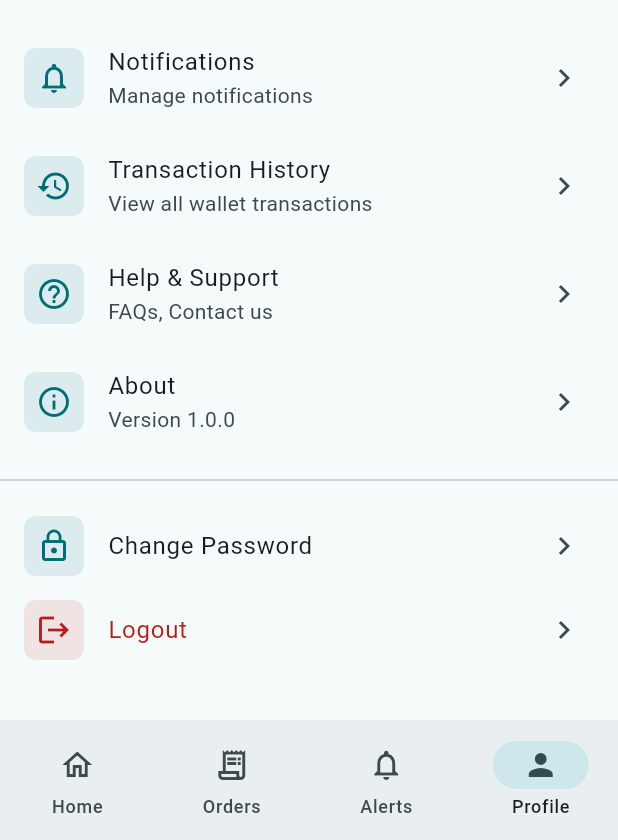
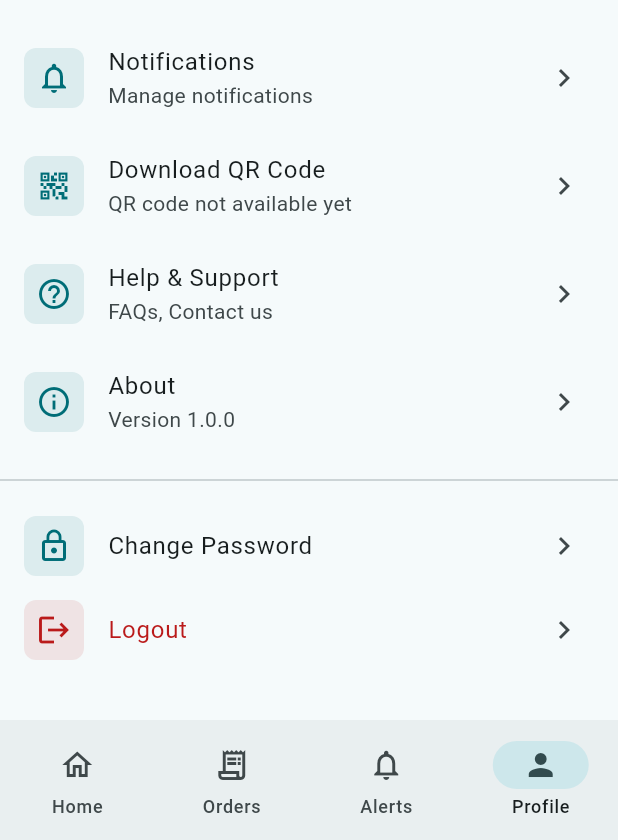
Before and after one commit to auryviainfotech/milkdelivery, a Flutter app: the ProfileScreen screen opened by its route, scrolled down 220 dp, on a phone screen of 412 x 824 dp, the part 396-1236 px from its top. Run offline on Flutter 3.47's test engine with Material 3 defaults, Android fonts, the phone set to English and light mode, and no system bars; our stand-ins replace cached_network_image, data_table_2, flutter_dotenv, flutter_riverpod, freezed_annotation, geocoding and 7 more; missing offline and left inert: dart:html, mobile_scanner; accounts and stored records are empty.

Commit message:
Add Download QR Code option directly in profile screen
Co-authored-by: Cursor <cursoragent@cursor.com>

```diff
--- a/apps/customer_app/lib/features/profile/screens/profile_screen.dart
+++ b/apps/customer_app/lib/features/profile/screens/profile_screen.dart
@@ -1,9 +1,12 @@
+import 'dart:io';
+import 'dart:ui' as ui;
 import 'package:flutter/material.dart';
 import 'package:flutter_riverpod/flutter_riverpod.dart';
 import 'package:go_router/go_router.dart';
 import 'package:supabase_flutter/supabase_flutter.dart';
 import 'package:geolocator/geolocator.dart';
 import 'package:geocoding/geocoding.dart';
+import 'package:path_provider/path_provider.dart';
 import '../../../shared/providers/auth_providers.dart';
 import 'package:milk_core/milk_core.dart';
 import 'package:qr_flutter/qr_flutter.dart';
@@ -17,6 +20,92 @@ class ProfileScreen extends ConsumerStatefulWidget {
 }
 
 class _ProfileScreenState extends ConsumerState<ProfileScreen> {
+  bool _isDownloadingQr = false;
+
+  Future<void> _downloadQrCode(String qrData, String? userName) async {
+    if (_isDownloadingQr) return;
+
+    setState(() => _isDownloadingQr = true);
+
+    try {
+      // Generate QR image
+      final qrValidationResult = QrValidator.validate(
+        data: qrData,
+        version: QrVersions.auto,
+        errorCorrectionLevel: QrErrorCorrectLevel.M,
+      );
+
+      if (qrValidationResult.status != QrValidationStatus.valid) {
+        throw Exception('Invalid QR data');
+      }
+
+      final qrCode = qrValidationResult.qrCode!;
+      final painter = QrPainter.withQr(
+        qr: qrCode,
+        color: const Color(0xFF000000),
+        emptyColor: const Color(0xFFFFFFFF),
+        gapless: true,
+      );
+
+      // Create image
+      const size = 300.0;
+      final pictureRecorder = ui.PictureRecorder();
+      final canvas = Canvas(pictureRecorder);
+
+      // Draw white background
+      canvas.drawRect(
+        const Rect.fromLTWH(0, 0, size + 40, size + 40),
+        Paint()..color = Colors.white,
+      );
+
+      // Draw QR code
+      canvas.translate(20, 20);
+      painter.paint(canvas, const Size(size, size));
+
+      final picture = pictureRecorder.endRecording();
+      final img = await picture.toImage((size + 40).toInt(), (size + 40).toInt());
+      final byteData = await img.toByteData(format: ui.ImageByteFormat.png);
+
+      if (byteData == null) {
+        throw Exception('Failed to generate image');
+      }
+
+      // Save to downloads folder
+      final directory = await getApplicationDocumentsDirectory();
+      final fileName = 'MilkDelivery_QR_${userName?.replaceAll(' ', '_') ?? 'code'}_${DateTime.now().millisecondsSinceEpoch}.png';
+      final file = File('${directory.path}/$fileName');
+      await file.writeAsBytes(byteData.buffer.asUint8List());
+
+      if (mounted) {
+        ScaffoldMessenger.of(context).showSnackBar(
+          SnackBar(
+            content: Row(
+              children: [
+                const Icon(Icons.check_circle, color: Colors.white),
+                const SizedBox(width: 8),
+                Expanded(child: Text('QR Code saved: $fileName')),
+              ],
+            ),
+            backgroundColor: Colors.green,
+            duration: const Duration(seconds: 3),
+          ),
+        );
+      }
+    } catch (e) {
+      if (mounted) {
+        ScaffoldMessenger.of(context).showSnackBar(
+          SnackBar(
+            content: Text('Error saving QR: $e'),
+            backgroundColor: Colors.red,
+          ),
+        );
+      }
+    } finally {
+      if (mounted) {
+        setState(() => _isDownloadingQr = false);
+      }
+    }
+  }
 
   void _showEditProfileDialog(UserModel? profile) {
     final nameController = TextEditingController(text: profile?.fullName ?? '');
@@ -368,12 +457,65 @@ class _ProfileScreenState extends ConsumerState<ProfileScreen> {
               subtitle: 'Manage notifications',
               onTap: () => context.push('/notifications'),
             ),
-            _buildMenuItem(
-              context,
-              icon: Icons.history,
-              title: 'Transaction History',
-              subtitle: 'View all wallet transactions',
-              onTap: () => context.push('/wallet'),
+            // Download QR Code - Direct button
+            profileAsync.when(
+              data: (profile) {
+                if (profile == null || profile.qrCode == null || profile.qrCode!.isEmpty) {
+                  return _buildMenuItem(
+                    context,
+                    icon: Icons.qr_code_2,
+                    title: 'Download QR Code',
+                    subtitle: 'QR code not available yet',
+                    onTap: () {
+                      ScaffoldMessenger.of(context).showSnackBar(
+                        const SnackBar(content: Text('QR code will be generated automatically')),
+                      );
+                    },
+                  );
+                }
+                return ListTile(
+                  leading: Container(
+                    padding: const EdgeInsets.all(8),
+                    decoration: BoxDecoration(
+                      color: Colors.green.withOpacity(0.1),
+                      borderRadius: BorderRadius.circular(8),
+                    ),
+                    child: _isDownloadingQr
+                        ? const SizedBox(
+                            width: 24,
+                            height: 24,
+                            child: CircularProgressIndicator(strokeWidth: 2),
+                          )
+                        : const Icon(Icons.download, color: Colors.green),
+                  ),
+                  title: const Text(
+                    'Download QR Code',
+                    style: TextStyle(fontWeight: FontWeight.w500),
+                  ),
+                  subtitle: Text(
+                    _isDownloadingQr ? 'Saving...' : 'Save QR code to your device',
+                    style: TextStyle(color: Theme.of(context).colorScheme.onSurfaceVariant),
+                  ),
+                  trailing: const Icon(Icons.chevron_right),
+                  onTap: _isDownloadingQr
+                      ? null
+                      : () => _downloadQrCode(profile.qrCode!, profile.fullName),
+                );
+              },
+              loading: () => _buildMenuItem(
+                context,
+                icon: Icons.download,
+                title: 'Download QR Code',
+                subtitle: 'Loading...',
+                onTap: () {},
+              ),
+              error: (_, __) => _buildMenuItem(
+                context,
+                icon: Icons.download,
+                title: 'Download QR Code',
+                subtitle: 'Error loading',
+                onTap: () {},
+              ),
             ),
             _buildMenuItem(
               context,
```
